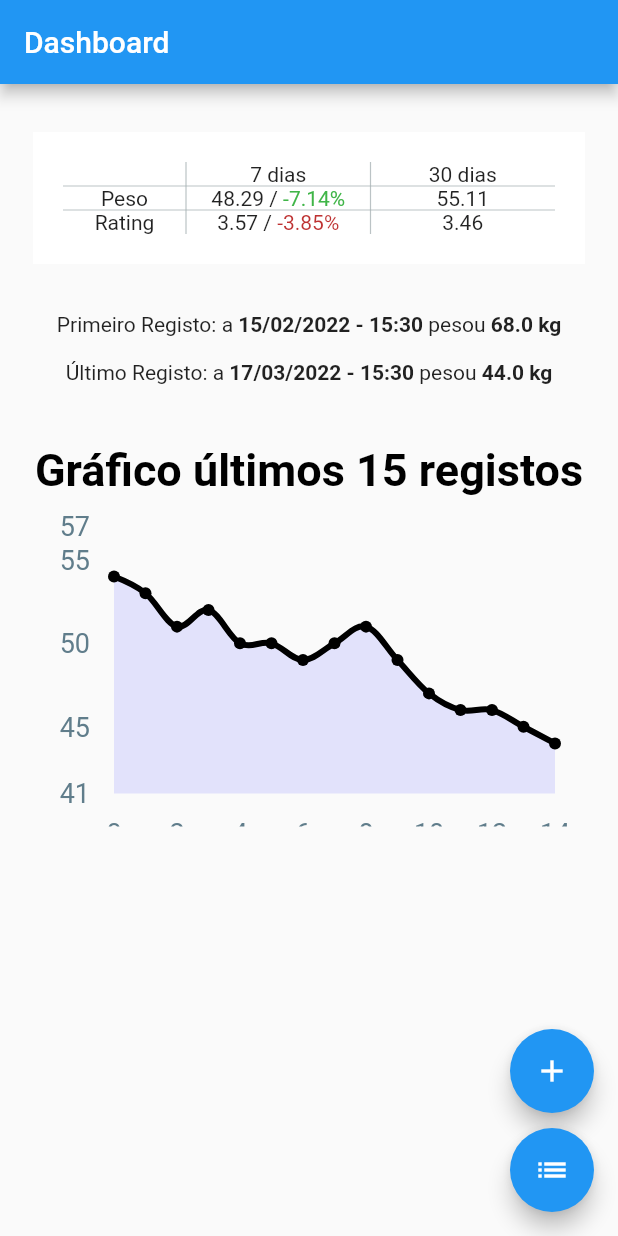
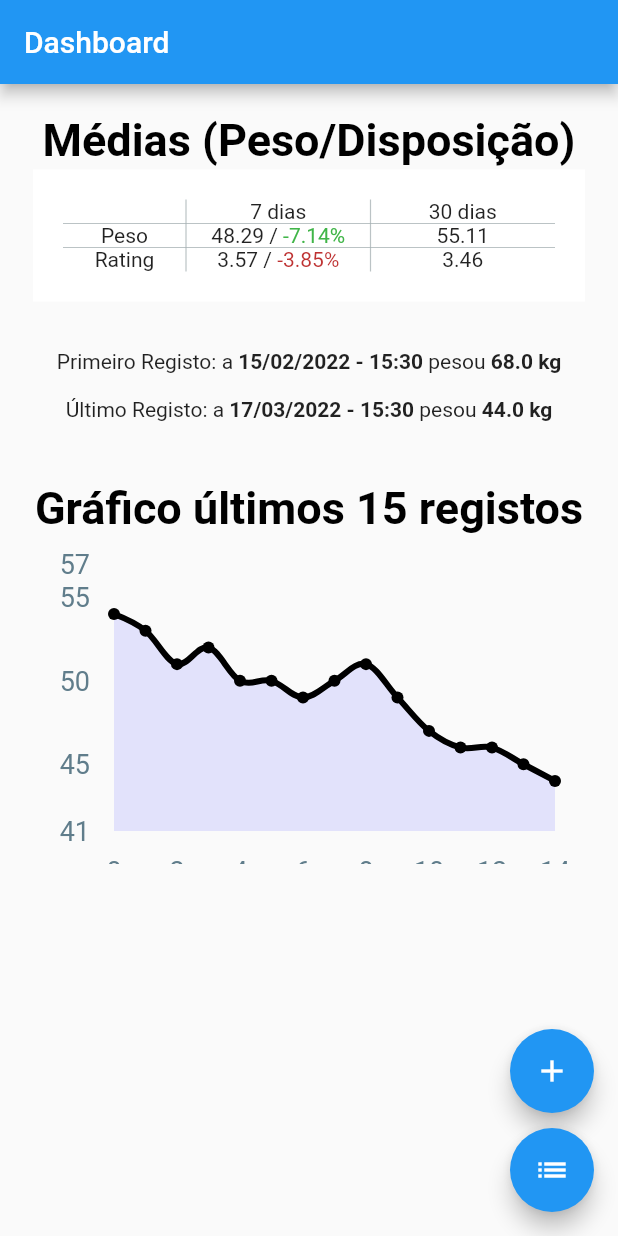
Before and after one commit to Paulo-Pinto/FlutterCRUDProject, a Flutter app: the _DashboardScreen screen opened directly, on a phone screen of 412 x 824 dp. Run offline on Flutter 3.47's test engine with Material 2 defaults, Android fonts, the phone set to English and light mode, and no system bars; drawn by our look-alikes of fl_chart.

Commit message:
added title for médias

```diff
--- a/lib/screens/dashboard_screen.dart
+++ b/lib/screens/dashboard_screen.dart
@@ -44,7 +44,12 @@ class _DashboardScreen extends StatelessWidget {
       body: Padding(
         padding: EdgeInsets.symmetric(vertical: 20.0, horizontal: 20.0),
         child: Column(children: <Widget>[
-          const SizedBox(height: 10),
+          RichText(
+              text: const TextSpan(
+            text: 'Médias (Peso/Disposição)',
+            style: TextStyle(
+                color: Colors.black, fontSize: 30, fontWeight: FontWeight.bold),
+          )),
           TableMedias(),
           const SizedBox(height: 30),
           Primeiro(),
```
